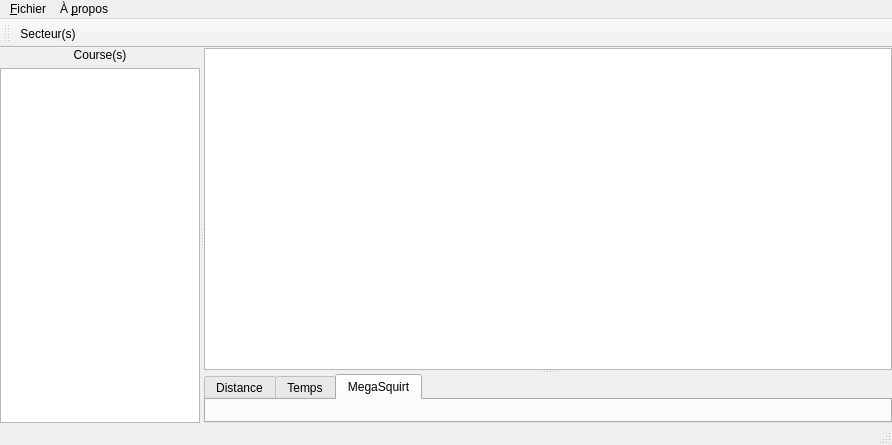
The window that MainWindow.ui (xaviermawet/EcoManager2013Experimental) describes before a commit, drawn with Qt 5.
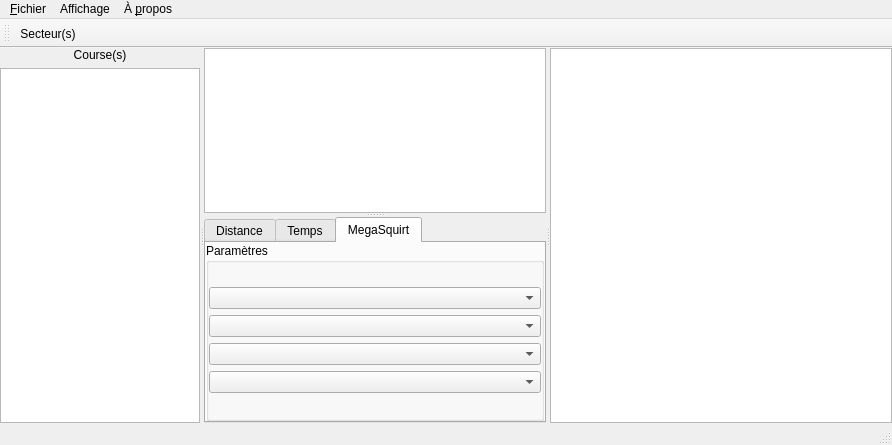
The same window after the commit. The open tabs and pages were chosen to show the change. Icons and pictures are not drawn.

Commit message: Ajout de la treeView pour les données numériques

```diff
--- a/MainWindow.ui
+++ b/MainWindow.ui
@@ -63,6 +63,10 @@
         </item>
        </layout>
       </widget>
+      <widget class="QSplitter" name="MapPlotAndRaceSplitter">
+       <property name="orientation">
+        <enum>Qt::Horizontal</enum>
+       </property>
       <widget class="QSplitter" name="MapPlotSplitter">
        <property name="orientation">
         <enum>Qt::Vertical</enum>
@@ -104,7 +108,79 @@
          <attribute name="title">
           <string>MegaSquirt</string>
          </attribute>
-        </widget>
+          <layout class="QHBoxLayout" name="megaSquirtHorizontalLayout">
+           <property name="margin">
+            <number>0</number>
+           </property>
+           <item>
+            <widget class="QSplitter" name="megaSquirtSplitter">
+             <property name="orientation">
+              <enum>Qt::Horizontal</enum>
+             </property>
+             <widget class="QGroupBox" name="megaSquirtGroupBox">
+              <property name="title">
+               <string>Paramètres</string>
+              </property>
+              <property name="flat">
+               <bool>false</bool>
+              </property>
+              <layout class="QVBoxLayout" name="verticalLayout">
+               <property name="margin">
+                <number>0</number>
+               </property>
+               <item>
+                <spacer name="verticalSpacer">
+                 <property name="orientation">
+                  <enum>Qt::Vertical</enum>
+                 </property>
+                 <property name="sizeHint" stdset="0">
+                  <size>
+                   <width>20</width>
+                   <height>40</height>
+                  </size>
+                 </property>
+                </spacer>
+               </item>
+               <item>
+                <widget class="QComboBox" name="megaSquirtComboBox1"/>
+               </item>
+               <item>
+                <widget class="QComboBox" name="megaSquirtComboBox2"/>
+               </item>
+               <item>
+                <widget class="QComboBox" name="megaSquirtComboBox3"/>
+               </item>
+               <item>
+                <widget class="QComboBox" name="megaSquirtComboBox4"/>
+               </item>
+               <item>
+                <spacer name="verticalSpacer_2">
+                 <property name="orientation">
+                  <enum>Qt::Vertical</enum>
+                 </property>
+                 <property name="sizeHint" stdset="0">
+                  <size>
+                   <width>20</width>
+                   <height>40</height>
+                  </size>
+                 </property>
+                </spacer>
+               </item>
+              </layout>
+             </widget>
+            </widget>
+           </item>
+          </layout>
+         </widget>
+        </widget>
+       </widget>
+       <widget class="QTreeView" name="raceTable">
+        <property name="sizePolicy">
+         <sizepolicy hsizetype="Minimum" vsizetype="Expanding">
+          <horstretch>0</horstretch>
+          <verstretch>0</verstretch>
+         </sizepolicy>
+        </property>
        </widget>
       </widget>
      </widget>
@@ -148,7 +224,31 @@
     <addaction name="separator"/>
     <addaction name="actionAboutQt"/>
    </widget>
+   <widget class="QMenu" name="menuDisplay">
+    <property name="title">
+     <string>Affichage</string>
+    </property>
+    <widget class="QMenu" name="menuDisplayRaceTable">
+     <property name="title">
+      <string>Tableau de données</string>
+     </property>
+     <addaction name="actionDisplayRaceTableData"/>
+     <addaction name="actionDisplayRaceTableAbove"/>
+     <addaction name="actionDisplayRaceTableUnder"/>
+     <addaction name="actionDisplayRaceTableOnRight"/>
+     <addaction name="actionDisplayRaceTableOnLeft"/>
+    </widget>
+    <widget class="QMenu" name="menuDisplayRaceView">
+     <property name="title">
+      <string>Liste des courses</string>
+     </property>
+     <addaction name="actionDisplayRaceView"/>
+    </widget>
+    <addaction name="menuDisplayRaceTable"/>
+    <addaction name="menuDisplayRaceView"/>
+   </widget>
    <addaction name="menuFile"/>
+   <addaction name="menuDisplay"/>
    <addaction name="menuAbout"/>
   </widget>
   <widget class="QToolBar" name="mainToolBar">
```
Left out of the diff: 42 changed lines with no effect on the pictures. Lines whose indentation alone changed are shown as unchanged. The commit also changes 4 other files.
